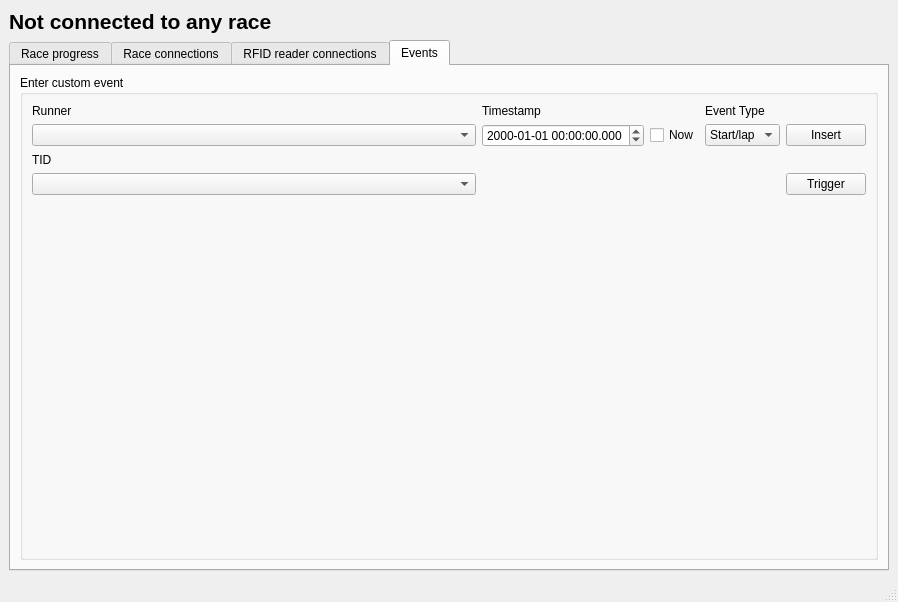
Qt form software/src/mainwindow.ui (nfogh/Racetiming) before a commit.
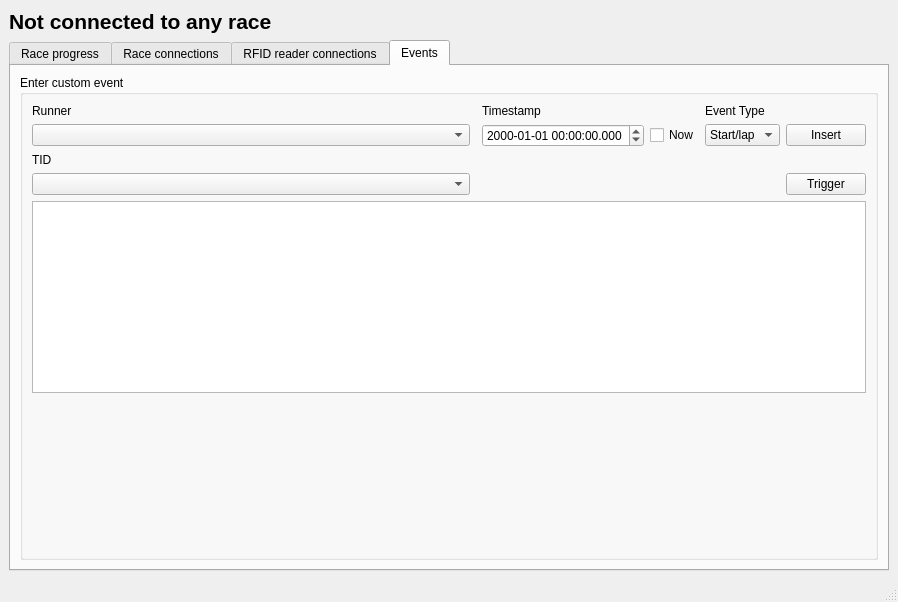
The same form after that commit. The open tabs and pages were chosen to show the change. Custom widgets are drawn as their Qt base class.

Patch:
```diff
--- a/software/src/mainwindow.ui
+++ b/software/src/mainwindow.ui
@@ -318,7 +318,7 @@
              </property>
             </widget>
            </item>
-           <item row="4" column="4">
+           <item row="5" column="4">
             <spacer name="verticalSpacer">
              <property name="orientation">
               <enum>Qt::Vertical</enum>
@@ -400,6 +400,9 @@
              </property>
             </widget>
            </item>
+           <item row="4" column="0" colspan="6">
+            <widget class="QPlainTextEdit" name="eventsPlainTextEdit"/>
+           </item>
           </layout>
          </widget>
         </item>
```
Left out of the diff: 100 changed lines with no effect on the pictures.
